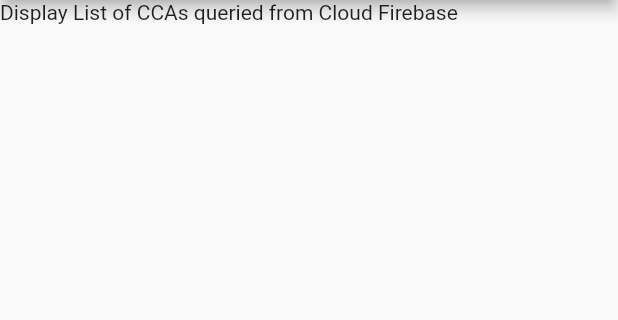
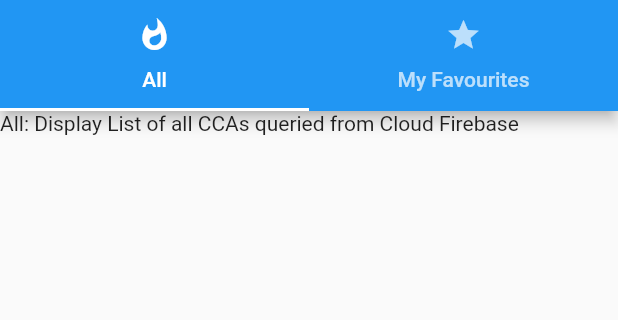
Before and after one commit to BreadPeanutButter/Orbital2020, a Flutter app: the ActivityFeed screen opened by its route, on a phone screen of 412 x 824 dp, the part 84-404 px from its top. Run offline on Flutter 3.47's test engine with Material 2 defaults, Android fonts, the phone set to English and light mode, and no system bars; our stand-ins replace cloud_firestore, firebase_auth; accounts and stored records are empty.

Commit message:
Add tab bar for navigation in activity_feed

```diff
--- a/orbital/lib/screens/activity_feed/activity_feed.dart
+++ b/orbital/lib/screens/activity_feed/activity_feed.dart
@@ -4,15 +4,34 @@ import 'package:flutter/cupertino.dart';
 
 import '../app_drawer.dart';
 
-class ActivityFeed extends StatelessWidget  {
-
+class ActivityFeed extends StatelessWidget {
   @override
   Widget build(BuildContext context) {
-    return new Scaffold(
-      appBar: new AppBar(title: Text('Activity Feed'), centerTitle: true),
-      body: new Text('Display List of CCAs queried from Cloud Firebase'),
-      drawer: AppDrawer(),
-    );
+    return DefaultTabController(
+        length: 2,
+        child: Scaffold(
+          appBar: new AppBar(
+            title: Text('Activity Feed'),
+            centerTitle: true,
+            bottom: TabBar(
+              tabs: <Widget>[
+                Tab(
+                  icon: Icon(Icons.whatshot),
+                  child: Text('All'),
+                ),
+                Tab(
+                  icon: Icon(Icons.star),
+                  child: Text('My Favourites'),
+                )
+              ],
+            ),
+          ),
+          body: TabBarView(
+            children: <Widget>[
+              Text('All: Display List of all CCAs queried from Cloud Firebase'),
+              Text('Favourite: Display List of favourite CCAs queried from Cloud Firebase')
+            ],),
+          drawer: AppDrawer(),
+        ));
   }
-
 }
```
